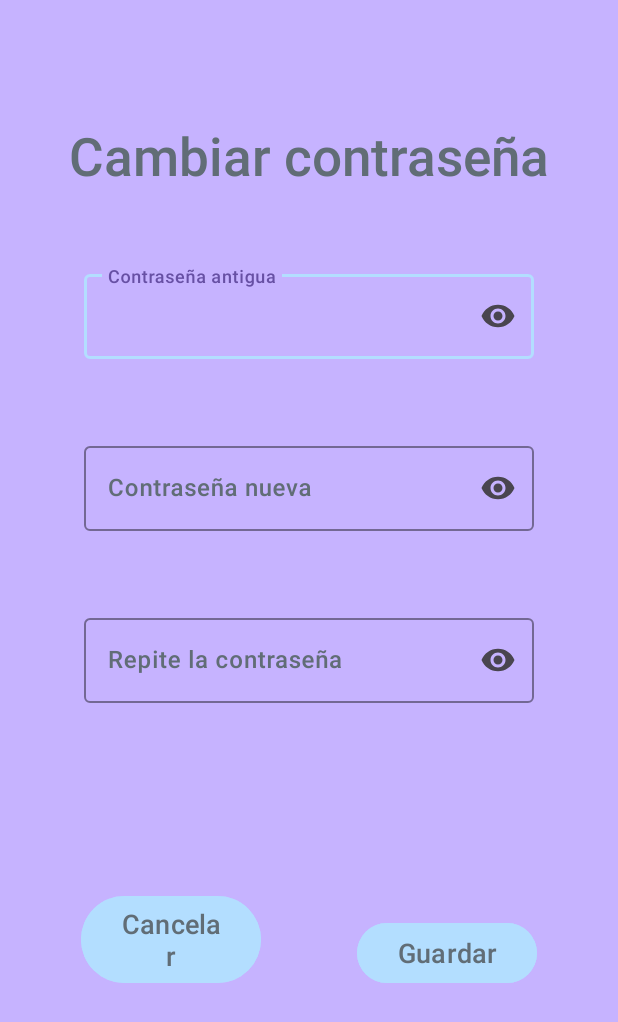
After one commit to SilviaSanchis/Banco_Sisaov, an Android app: the ContrasenaActivity screen opened directly, with no data from a screen before it, on a phone screen of 412 x 824 dp. The commit adds this screen. Shown: the top 1022 px of the screen. Run offline under Robolectric (Android 15) with nearby library versions, the phone set to English and light mode, and no system bars.

Commit message:
Activitat de cambiar la contrasena

```diff
--- /dev/null
+++ b/app/src/main/java/com/example/banco_sisaov/ContrasenaActivity.kt
@@ -0,0 +1,72 @@
+package com.example.banco_sisaov
+
+import android.os.Bundle
+import androidx.activity.enableEdgeToEdge
+import androidx.appcompat.app.AppCompatActivity
+import androidx.appcompat.app.AppCompatDelegate
+import androidx.core.view.ViewCompat
+import androidx.core.view.WindowInsetsCompat
+import com.example.banco_sisaov.databinding.ActivityContrasenaBinding
+import com.google.android.material.snackbar.Snackbar
+
+class ContrasenaActivity : AppCompatActivity() {
+
+    private lateinit var binding : ActivityContrasenaBinding
+
+    override fun onCreate(savedInstanceState: Bundle?) {
+        super.onCreate(savedInstanceState)
+
+        AppCompatDelegate.setDefaultNightMode(
+            AppCompatDelegate.MODE_NIGHT_NO)
+
+        enableEdgeToEdge()
+
+        binding = ActivityContrasenaBinding.inflate(layoutInflater)
+        setContentView(binding.root)
+
+        ViewCompat.setOnApplyWindowInsetsListener(findViewById(R.id.contrasena)) { v, insets ->
+            val systemBars = insets.getInsets(WindowInsetsCompat.Type.systemBars())
+            v.setPadding(systemBars.left, systemBars.top, systemBars.right, systemBars.bottom)
+            insets
+        }
+
+        //botons
+        binding.btExit.setOnClickListener {
+            finish()
+        }
+
+
+        val pswAntigua = intent.getStringExtra("Psw")
+        binding.tietPswAntigua.setOnFocusChangeListener { v, hasFocus ->
+            if ( !hasFocus && ( binding.tietPswAntigua.text.toString() != pswAntigua ) ) {
+                binding.tfPswAntigua.error = getString(R.string.error_psw_antigua)
+            }
+            else binding.tietPswAntigua.error = null
+        }
+
+        binding.tietPswNueva.setOnFocusChangeListener { v, hasFocus ->
+            if ( !hasFocus && ( binding.tietPswNueva.text.toString().length < 8 ) ) {
+                binding.tfPswNueva.error = getString(R.string.error_psw)
+            }
+            else binding.tfPswNueva.error = null
+        }
+
+        binding.tietPswRepetida.setOnFocusChangeListener { v, hasFocus ->
+            if ( !hasFocus && ( binding.tietPswRepetida.text.toString() != binding.tietPswNueva.text.toString() ) ) {
+                binding.tfPswRepetida.error = getString(R.string.error_psw_repetida)
+            }
+            else binding.tfPswRepetida.error = null
+        }
+
+        binding.btGuardar.setOnClickListener {
+            //que no ixca si no esta tot correcte
+            if ( binding.tietPswAntigua.error ==  null
+                && binding.tietPswNueva.error == null
+                && binding.tietPswRepetida.error == null
+                && !binding.tietPswAntigua.text!!.isEmpty()
+                && !binding.tietPswNueva.text!!.isEmpty()
+                && !binding.tietPswRepetida.text!!.isEmpty()) finish()
+            else Snackbar.make(binding.root, getString(R.string.error_guardar_contrasena), Snackbar.LENGTH_SHORT).show()
+        }
+    }
+}
--- a/app/src/main/java/com/example/banco_sisaov/LoginActivity.kt
+++ b/app/src/main/java/com/example/banco_sisaov/LoginActivity.kt
@@ -34,24 +34,21 @@ class LoginActivity : AppCompatActivity() {
             if (!hasFocus && !validarDNI(binding.tietUsr.text.toString()) ) {
                 binding.tfUsr.error = getString(R.string.error_usr)
             }
-            else{
-                binding.tfUsr.error = null
-            }
+            else binding.tfUsr.error = null
         }
 
         binding.tietPsw.setOnFocusChangeListener { v, hasFocus ->
-            if ( !hasFocus && binding.tietPsw.text.toString().length < 8 ){
+            if ( !hasFocus && binding.tietPsw.text.toString().length < 8 || binding.tietPsw.text.toString() == "1a" ){
                 binding.tfPsw.error = getString(R.string.error_psw)
             }
-            else {
-                binding.tfPsw.error = null
-            }
+            else binding.tfPsw.error = null
         }
 
         binding.btEnter.setOnClickListener {
             if(binding.tfUsr.error == null && binding.tfPsw.error == null){
                 val intent = Intent(this, MainActivity::class.java)
-                intent.putExtra("DNI", binding.tietUsr.text.toString().uppercase())
+                intent.putExtra("DNI", binding.tietUsr.text.toString().uppercase() )
+                intent.putExtra("PSW", binding.tietPsw.text.toString() )
                 startActivity(intent)
             }
             else Snackbar.make(binding.root, getString(R.string.error_general), Snackbar.LENGTH_SHORT).show()
--- a/app/src/main/java/com/example/banco_sisaov/MainActivity.kt
+++ b/app/src/main/java/com/example/banco_sisaov/MainActivity.kt
@@ -38,8 +38,12 @@ class MainActivity : AppCompatActivity() {
             startActivity(intent)
         }
 
+        val psw = intent.getStringExtra("PSW")
+
         binding.btCambioPsw.setOnClickListener {
-
+            val intent = Intent(this, ContrasenaActivity::class.java)
+            intent.putExtra("Psw", psw)
+            startActivity(intent)
         }
     }
 }
--- /dev/null
+++ b/app/src/main/res/layout/activity_contrasena.xml
@@ -0,0 +1,119 @@
+<?xml version="1.0" encoding="utf-8"?>
+<androidx.constraintlayout.widget.ConstraintLayout xmlns:android="http://schemas.android.com/apk/res/android"
+    xmlns:app="http://schemas.android.com/apk/res-auto"
+    xmlns:tools="http://schemas.android.com/tools"
+    android:id="@+id/contrasena"
+    style="@style/MiEstilo.fondo"
+    android:layout_width="match_parent"
+    android:layout_height="match_parent"
+    tools:context=".ContrasenaActivity">
+
+    <androidx.constraintlayout.widget.Guideline
+        android:id="@+id/guideline2"
+        android:layout_width="wrap_content"
+        android:layout_height="wrap_content"
+        android:orientation="horizontal"
+        app:layout_constraintGuide_percent="0.8"/>
+
+    <androidx.constraintlayout.widget.Guideline
+        android:id="@+id/guideline"
+        android:layout_width="wrap_content"
+        android:layout_height="wrap_content"
+        android:orientation="vertical"
+        app:layout_constraintGuide_percent="0.5" />
+
+    <TextView
+        android:id="@+id/tv_titulo"
+        android:layout_width="wrap_content"
+        android:layout_height="wrap_content"
+        android:text="@string/cambiar_psw"
+        android:textAlignment="center"
+        style="@style/MiEstilo.textos.titulos"
+        app:layout_constraintEnd_toEndOf="parent"
+        app:layout_constraintStart_toStartOf="parent"
+        app:layout_constraintTop_toTopOf="parent" />
+
+    <com.google.android.material.textfield.TextInputLayout
+        android:id="@+id/tf_psw_antigua"
+        style="@style/MiEstilo.textoEditable"
+        android:layout_marginTop="50dp"
+        android:hint="@string/psw_antigua"
+        app:endIconMode="password_toggle"
+        app:errorContentDescription="@string/error_psw_antigua"
+        app:errorEnabled="true"
+        app:layout_constraintEnd_toEndOf="parent"
+        app:layout_constraintStart_toStartOf="parent"
+        app:layout_constraintTop_toBottomOf="@+id/tv_titulo">
+
+        <com.google.android.material.textfield.TextInputEditText
+            android:id="@+id/tiet_psw_antigua"
+            style="@style/MiEstilo.textoEditableEscrito"
+            android:layout_width="match_parent"
+            android:layout_height="wrap_content"
+            android:inputType="textPassword" />
+    </com.google.android.material.textfield.TextInputLayout>
+
+    <com.google.android.material.textfield.TextInputLayout
+        android:id="@+id/tf_psw_nueva"
+        style="@style/MiEstilo.textoEditable"
+        android:layout_marginTop="32dp"
+        android:hint="@string/psw_nueva"
+        app:endIconMode="password_toggle"
+        app:errorContentDescription="@string/error_psw_antigua"
+        app:errorEnabled="true"
+        app:layout_constraintEnd_toEndOf="parent"
+        app:layout_constraintStart_toStartOf="parent"
+        app:layout_constraintTop_toBottomOf="@+id/tf_psw_antigua">
+
+        <com.google.android.material.textfield.TextInputEditText
+            android:id="@+id/tiet_psw_nueva"
+            style="@style/MiEstilo.textoEditableEscrito"
+            android:layout_width="match_parent"
+            android:layout_height="wrap_content"
+            android:inputType="textPassword" />
+    </com.google.android.material.textfield.TextInputLayout>
+
+    <com.google.android.material.textfield.TextInputLayout
+        android:id="@+id/tf_psw_repetida"
+        style="@style/MiEstilo.textoEditable"
+        android:layout_marginTop="32dp"
+        android:hint="@string/psw_repetida"
+        app:endIconMode="password_toggle"
+        app:errorContentDescription="@string/error_psw_antigua"
+        app:errorEnabled="true"
+        app:layout_constraintEnd_toEndOf="parent"
+        app:layout_constraintStart_toStartOf="parent"
+        app:layout_constraintTop_toBottomOf="@+id/tf_psw_nueva">
+
+        <com.google.android.material.textfield.TextInputEditText
+            android:id="@+id/tiet_psw_repetida"
+            style="@style/MiEstilo.textoEditableEscrito"
+            android:layout_width="match_parent"
+            android:layout_height="wrap_content"
+            android:inputType="textPassword" />
+    </com.google.android.material.textfield.TextInputLayout>
+
+
+    <com.google.android.material.button.MaterialButton
+        android:id="@+id/bt_guardar"
+        android:layout_width="120dp"
+        android:layout_height="wrap_content"
+        style="@style/MiEstilo.botones"
+        android:textSize="@dimen/textSize_Largo"
+        app:layout_constraintStart_toStartOf="@id/guideline"
+        app:layout_constraintBottom_toTopOf="@id/guideline2"
+        android:layout_marginStart="32dp"
+        android:text="@string/guardar" />
+
+    <com.google.android.material.button.MaterialButton
+        android:id="@+id/bt_Exit"
+        style="@style/MiEstilo.botones"
+        android:layout_width="120dp"
+        android:layout_height="wrap_content"
+        android:layout_marginEnd="32dp"
+        android:text="@string/cancelar"
+        android:textSize="@dimen/textSize_Largo"
+        app:layout_constraintEnd_toStartOf="@id/guideline"
+        app:layout_constraintBottom_toTopOf="@id/guideline2"/>
+
+</androidx.constraintlayout.widget.ConstraintLayout>
--- a/app/src/main/res/layout/activity_login.xml
+++ b/app/src/main/res/layout/activity_login.xml
@@ -44,6 +44,7 @@
         app:errorEnabled="true"
         app:errorContentDescription="@string/error_usr"
         app:endIconMode="clear_text"
+        app:helperText="@string/obligatorio"
         style="@style/MiEstilo.textoEditable"
         app:layout_constraintBottom_toBottomOf="@id/gl_H"
         app:layout_constraintEnd_toEndOf="parent"
@@ -65,6 +66,7 @@
         app:errorEnabled="true"
         app:errorContentDescription="@string/error_psw"
         app:endIconMode="password_toggle"
+        app:helperText="@string/obligatorio"
         style="@style/MiEstilo.textoEditable"
         app:layout_constraintBottom_toBottomOf="@id/gl_H_Inferior"
         app:layout_constraintEnd_toEndOf="parent"
--- a/app/src/main/res/values/dimens.xml
+++ b/app/src/main/res/values/dimens.xml
@@ -6,4 +6,5 @@
     <dimen name="text_size_title_welcome">23sp</dimen>
     <dimen name="textSize_Title">35sp</dimen>
     <dimen name="textSize_botones">20sp</dimen>
+    <dimen name="textSize_Largo">18sp</dimen>
 </resources>
--- a/app/src/main/res/values/strings.xml
+++ b/app/src/main/res/values/strings.xml
@@ -2,8 +2,8 @@
     <string name="app_name">Banco_Sisaov</string>
     <string name="icono_bienvenida">Icono bienvenida</string>
     <string name="text_bienvenido_a">Bienvenido/a </string>
-    <string name="introduce_psw">Contraseña*</string>
-    <string name="introduce_usuario">Usuario*</string>
+    <string name="introduce_psw">Contraseña</string>
+    <string name="introduce_usuario">Usuario</string>
     <string name="iniciar_sesion">Iniciar sesión</string>
     <string name="txt_button_enter">Entrar</string>
     <string name="txt_button_exit">Salir</string>
@@ -21,11 +21,13 @@
     <string name="error_usr">DNI de 8 numeros y una letra</string>
     <string name="error_psw">Debe contener almenos 8 caracteres</string>
     <string name="error_general">Debes rellenar los campos obligatorios</string>
-
-
-
-    <string name="dialogoAlerta_titulo">Cambiar contraseña</string>
-    <string name="dialogoAlerta_antigua">Introduce tu antigua contraseña</string>
-    <string name="dialogoAlerta_btCancelar">Cancelar</string>
-    <string name="dialogoAlerta_btGuardar">Guardar</string>
+    <string name="cambiar_psw">Cambiar contraseña</string>
+    <string name="psw_antigua">Contraseña antigua</string>
+    <string name="error_psw_antigua">La contraseña no concuerda</string>
+    <string name="psw_nueva">Contraseña nueva</string>
+    <string name="psw_repetida">Repite la contraseña</string>
+    <string name="guardar">Guardar</string>
+    <string name="cancelar">Cancelar</string>
+    <string name="error_psw_repetida">Debe ser igual a la nueva contraseña</string>
+    <string name="error_guardar_contrasena">Debes rellenar los campos para cambiar la contraseña</string>
 </resources>
--- a/app/src/main/res/values/themes.xml
+++ b/app/src/main/res/values/themes.xml
@@ -72,7 +72,6 @@
     <style name="MiEstilo.textoEditable" parent="ThemeOverlay.Material3.TextInputEditText.OutlinedBox.Dense">
         <item name="android:layout_width">300dp</item>
         <item name="android:layout_height">wrap_content</item>
-        <item name="helperText">@string/obligatorio</item>
         <item name="android:textColorHint">@color/grisLetras</item>
         <item name="helperTextTextColor">@color/grisLetras</item>
         <item name="boxStrokeColor">@color/blueCenizo</item>
```
Also changed, not shown: app/src/main/AndroidManifest.xml (+24 -16 lines).
